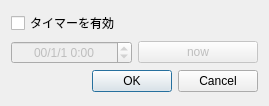
First picture: the form in ui/getwakutimer.ui, repository diginatu/Viqo, before the edit.
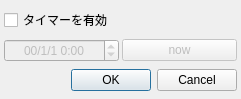
Second picture: the form after the edit.

Commit message: UI improvement reduce spaces and margins rearrenge menu items

What changed in the file:
```diff
--- a/ui/getwakutimer.ui
+++ b/ui/getwakutimer.ui
@@ -6,14 +6,29 @@
    <rect>
     <x>0</x>
     <y>0</y>
-    <width>269</width>
-    <height>106</height>
+    <width>241</width>
+    <height>99</height>
    </rect>
   </property>
   <property name="windowTitle">
    <string>タイマー設定</string>
   </property>
   <layout class="QGridLayout" name="gridLayout">
+   <property name="leftMargin">
+    <number>4</number>
+   </property>
+   <property name="topMargin">
+    <number>4</number>
+   </property>
+   <property name="rightMargin">
+    <number>4</number>
+   </property>
+   <property name="bottomMargin">
+    <number>4</number>
+   </property>
+   <property name="spacing">
+    <number>3</number>
+   </property>
    <item row="1" column="0">
     <widget class="QDateTimeEdit" name="dateTimeEdit">
      <property name="enabled">
```
Left out of the diff: 2 changed lines with no effect on the pictures. The commit also changes 5 other files.
